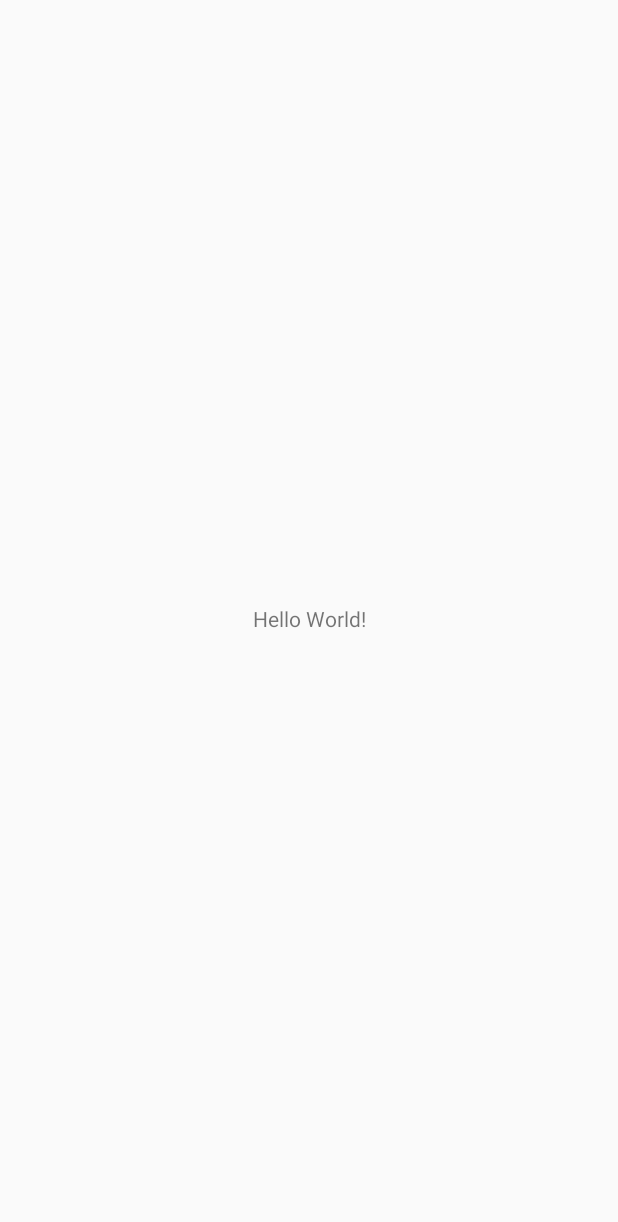
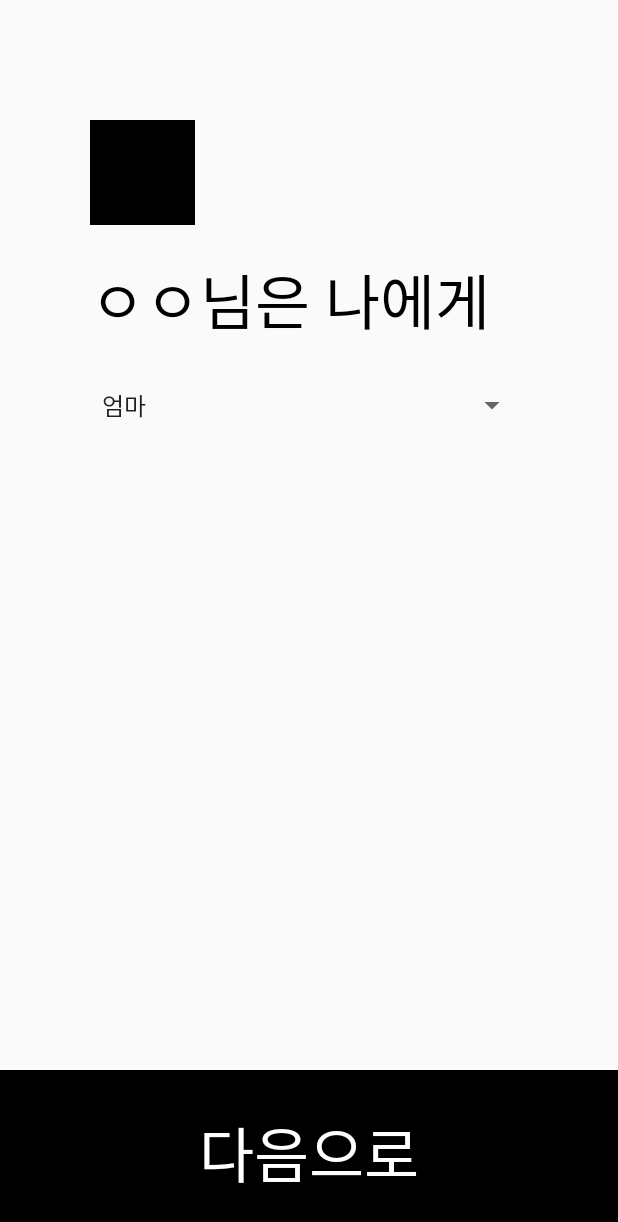
Before and after one commit to mash-up-kr/nnaa-android, an Android app: the screen it shows after launch (MainActivity before the commit, SetTypeOfFriendActivity after it), on a phone screen of 412 x 824 dp. Before the commit the part shown is almost empty. Shown: the top 1222 px of the screen. Run offline under Robolectric (Android 15) with nearby library versions, the phone set to English and light mode, and no system bars.

Commit message:
ADD Select Type of Freind Activity

```diff
--- a/app/src/main/AndroidManifest.xml
+++ b/app/src/main/AndroidManifest.xml
@@ -16,9 +16,10 @@
                 <category android:name="android.intent.category.LAUNCHER" />
             </intent-filter>
         </activity>
+        <activity android:name=".SetTypeOfFriendActivity"></activity>
 
-        <activity android:name=".MainActivity"/>
 
+        <activity android:name=".MainActivity" />
 
     </application>
 
--- /dev/null
+++ b/app/src/main/java/com/mashup/nnaa/SetTypeOfFriendActivity.java
@@ -0,0 +1,29 @@
+package com.mashup.nnaa;
+
+import androidx.appcompat.app.AppCompatActivity;
+
+import android.os.Bundle;
+import android.widget.ArrayAdapter;
+import android.widget.Button;
+import android.widget.Spinner;
+
+public class SetTypeOfFriendActivity extends AppCompatActivity {
+
+    @Override
+    protected void onCreate(Bundle savedInstanceState) {
+        super.onCreate(savedInstanceState);
+        setContentView(R.layout.activity_set_type_of_friend);
+
+
+        //Spinner
+        Spinner friendTypeSpinner = (Spinner)findViewById(R.id.spnTypeOfFriend);
+        ArrayAdapter friendTypeAdapter = ArrayAdapter.createFromResource(this,
+                R.array.type_of_friend,android.R.layout.simple_spinner_item);
+        friendTypeAdapter.setDropDownViewResource(android.R.layout.simple_spinner_dropdown_item);
+        friendTypeSpinner.setAdapter(friendTypeAdapter);
+
+        //NextButton
+        Button nextbtninTOF = (Button)findViewById(R.id.nextbtninTOF);
+
+    }
+}
--- a/app/src/main/java/com/mashup/nnaa/SplashActivity.java
+++ b/app/src/main/java/com/mashup/nnaa/SplashActivity.java
@@ -20,7 +20,7 @@ public class SplashActivity extends AppCompatActivity {
         handler.postDelayed(new Runnable() {
             @Override
             public void run() {
-                Intent intent = new Intent(getBaseContext(), MainActivity.class);
+                Intent intent = new Intent(getBaseContext(), SetTypeOfFriendActivity.class);
                 startActivity(intent);
                 finish();
             }
--- /dev/null
+++ b/app/src/main/res/layout/activity_set_type_of_friend.xml
@@ -0,0 +1,67 @@
+<?xml version="1.0" encoding="utf-8"?>
+<androidx.constraintlayout.widget.ConstraintLayout xmlns:android="http://schemas.android.com/apk/res/android"
+    xmlns:app="http://schemas.android.com/apk/res-auto"
+    xmlns:tools="http://schemas.android.com/tools"
+    android:layout_width="match_parent"
+    android:layout_height="match_parent"
+    tools:context=".SetTypeOfFriendActivity">
+
+    <LinearLayout
+        android:layout_width="match_parent"
+        android:layout_height="match_parent"
+        android:orientation="vertical">
+
+        <LinearLayout
+            android:layout_width="match_parent"
+            android:layout_height="wrap_content"
+            android:layout_weight="8"
+            android:paddingTop="80dp"
+            android:paddingLeft="60dp"
+            android:paddingRight="60dp"
+
+            android:orientation="vertical">
+
+            <ImageView
+                android:id="@+id/profileImage"
+                android:layout_width="wrap_content"
+                android:layout_height="wrap_content"
+                android:src="@drawable/profileimage"/>
+
+            <TextView
+                android:layout_width="wrap_content"
+                android:layout_height="wrap_content"
+                android:text="ㅇㅇ님은 나에게"
+                android:textColor="@color/colorBlack"
+                android:paddingTop="20dp"
+                android:textSize="40sp"/>
+
+            <!--TODO : 드롭다운 뜨는거 next버튼 위로만 뜨게하고싶음-->
+            <Spinner
+                android:id="@+id/spnTypeOfFriend"
+                android:layout_width="match_parent"
+                android:layout_height="80dp"/>
+
+        </LinearLayout>
+        <LinearLayout
+            android:layout_width="match_parent"
+            android:layout_height="wrap_content"
+            android:layout_weight="1">
+
+            <!-- TODO : 버튼 크기 레이아웃 크기에 맞춰서 줄이고 싶음 -->
+            <Button
+                android:id="@+id/nextbtninTOF"
+                android:layout_width="match_parent"
+                android:layout_height="match_parent"
+
+                android:text="다음으로"
+                android:textColor="@color/colorWhite"
+                android:textSize="40sp"
+                android:background="@color/colorBlack">
+
+            </Button>
+
+        </LinearLayout>
+
+
+    </LinearLayout>
+</androidx.constraintlayout.widget.ConstraintLayout>
--- /dev/null
+++ b/app/src/main/res/values/arrays.xml
@@ -0,0 +1,16 @@
+<?xml version="1.0" encoding="utf-8"?>
+<resources>
+    <string-array name="type_of_friend">
+        <item>엄마</item>
+        <item>아빠</item>
+        <item>동생</item>
+        <item>형/오빠</item>
+        <item>언니/누나</item>
+        <item>친구</item>
+        <item>연인</item>
+        <item>소중한 사람</item>
+    </string-array>
+
+
+
+</resources>
--- a/app/src/main/res/values/colors.xml
+++ b/app/src/main/res/values/colors.xml
@@ -3,4 +3,7 @@
     <color name="colorPrimary">#6200EE</color>
     <color name="colorPrimaryDark">#3700B3</color>
     <color name="colorAccent">#03DAC5</color>
+    <color name="colorBlack">#000000</color>
+    <color name="colorWhite">#FFFFFF</color>
+
 </resources>
```
Also changed, not shown: app/src/main/res/drawable/profileimage.png (added).
